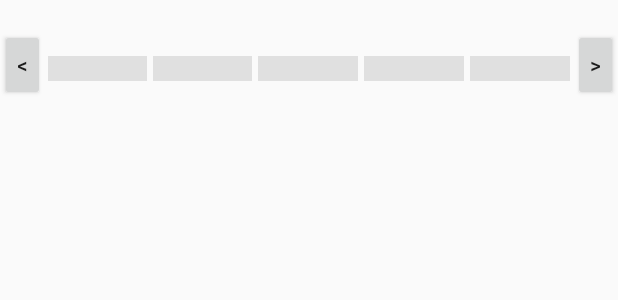
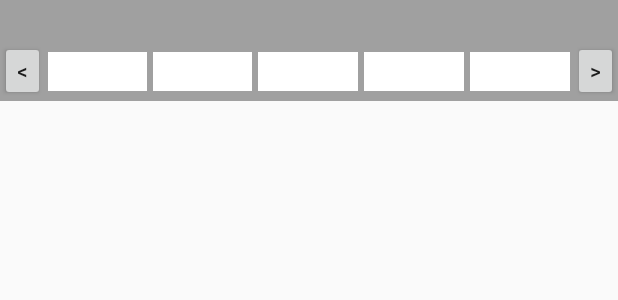
Before and after one commit to terry-hjj/Aime, an Android app: the layout candidate.xml on its own in the app's theme, with its tools: preview values and no code run, on a phone screen of 412 x 824 dp. Shown: the top 300 px of the screen. Run offline under Robolectric (Android 15) with nearby library versions, the phone set to English and light mode, and no system bars.

Commit message:
修改: 当暂时输入为空时，隐藏候选view

```diff
--- a/app/src/main/java/com/example/android/aime/Aime.java
+++ b/app/src/main/java/com/example/android/aime/Aime.java
@@ -107,7 +107,7 @@ public class Aime extends InputMethodService implements KeyboardView.OnKeyboardA
                 break;
             case -5: // DEL
                 // 若暂时输入区内还有内容, 则将其中最后一个字符删去
-                if(input_text.length() > 0){
+                if(input_text.length() > 1){ // 删去一个字符后,仍有内容
                     input_text = input_text.substring(0, input_text.length() - 1);
                     String low_input_text = input_text.toLowerCase(); // 转成小写, 再重新查询词库
                     Cursor cursor;
@@ -134,7 +134,12 @@ public class Aime extends InputMethodService implements KeyboardView.OnKeyboardA
                     mCandView.input_text.setText(input_text);
                     mCandView.setSuggestion(suggestionList);
                     setCandidatesViewShown(true);
-                }else {
+                }else if(input_text.length() == 1) { // 删去一个字符后, 暂时输入内容为空, 隐藏候选视图
+                    input_text = "";
+                    suggestionList.clear();
+                    mCandView.input_text.setText(input_text);
+                    setCandidatesViewShown(false);
+                } else {
                     ic.deleteSurroundingText(1, 0); // 暂时输入内容为空, 则直接删除屏幕上的一个字符
                 }
                 break;
--- a/app/src/main/res/layout/candidate.xml
+++ b/app/src/main/res/layout/candidate.xml
@@ -2,13 +2,15 @@
 <LinearLayout xmlns:android="http://schemas.android.com/apk/res/android"
     android:orientation="vertical"
     android:layout_width="match_parent"
-    android:layout_height="wrap_content">
+    android:layout_height="wrap_content"
+    android:background="#a0a0a0">
 
     <TextView
         android:id="@+id/input_text"
         android:layout_width="wrap_content"
         android:layout_height="wrap_content"
-        android:background="#d0d0d0"/>
+        android:background="#ffffff"
+        android:textSize="20sp"/>
 
     <LinearLayout
         android:orientation="horizontal"
@@ -18,58 +20,73 @@
         <Button
             android:id="@+id/bt_left"
             android:layout_width="30dp"
-            android:layout_height="wrap_content"
+            android:layout_height="40dp"
             android:text="&lt;"/>
 
         <TextView
             android:id="@+id/tv0"
             android:layout_width="0dp"
-            android:layout_height="wrap_content"
+            android:layout_height="26dp"
             android:layout_weight="0.25"
+            android:gravity="center"
             android:textSize="12sp"
-            android:background="#e0e0e0"
-            android:layout_margin="2sp"/>
+            android:maxLines="1"
+            android:background="#ffffff"
+            android:layout_marginLeft="2sp"
+            android:layout_marginRight="2sp"/>
 
         <TextView
             android:id="@+id/tv1"
             android:layout_width="0dp"
-            android:layout_height="wrap_content"
+            android:layout_height="26dp"
             android:layout_weight="0.25"
+            android:gravity="center"
             android:textSize="12sp"
-            android:background="#e0e0e0"
-            android:layout_margin="2sp"/>
+            android:maxLines="1"
+            android:background="#ffffff"
+            android:layout_marginLeft="2sp"
+            android:layout_marginRight="2sp"/>
 
         <TextView
             android:id="@+id/tv2"
             android:layout_width="0dp"
-            android:layout_height="wrap_content"
+            android:layout_height="26dp"
             android:layout_weight="0.25"
+            android:gravity="center"
             android:textSize="12sp"
-            android:background="#e0e0e0"
-            android:layout_margin="2sp"/>
+            android:maxLines="1"
+            android:background="#ffffff"
+            android:layout_marginLeft="2sp"
+            android:layout_marginRight="2sp"/>
 
         <TextView
             android:id="@+id/tv3"
             android:layout_width="0dp"
-            android:layout_height="wrap_content"
+            android:layout_height="26dp"
             android:layout_weight="0.25"
+            android:gravity="center"
             android:textSize="12sp"
-            android:background="#e0e0e0"
-            android:layout_margin="2sp"/>
+            android:maxLines="1"
+            android:background="#ffffff"
+            android:layout_marginLeft="2sp"
+            android:layout_marginRight="2sp"/>
 
         <TextView
             android:id="@+id/tv4"
             android:layout_width="0dp"
-            android:layout_height="wrap_content"
+            android:layout_height="26dp"
             android:layout_weight="0.25"
+            android:gravity="center"
             android:textSize="12sp"
-            android:background="#e0e0e0"
-            android:layout_margin="2sp"/>
+            android:maxLines="1"
+            android:background="#ffffff"
+            android:layout_marginLeft="2sp"
+            android:layout_marginRight="2sp"/>
 
         <Button
             android:id="@+id/bt_right"
             android:layout_width="30dp"
-            android:layout_height="wrap_content"
+            android:layout_height="40dp"
             android:text="&gt;"/>
     </LinearLayout>
 </LinearLayout>
--- a/app/src/main/res/xml/qwerty.xml
+++ b/app/src/main/res/xml/qwerty.xml
@@ -33,7 +33,7 @@
     </Row>
 
     <Row>
-        <Key android:codes="-1" android:keyLabel="[Shift]"
+        <Key android:codes="-1" android:keyLabel="Shift"
             android:keyWidth="15%p" android:isModifier="true"
             android:isSticky="true" android:keyEdgeFlags="left"/>
         <Key android:codes="122" android:keyLabel="z"/>
@@ -43,7 +43,7 @@
         <Key android:codes="98" android:keyLabel="b"/>
         <Key android:codes="110" android:keyLabel="n"/>
         <Key android:codes="109" android:keyLabel="m"/>
-        <Key android:codes="-5" android:keyLabel="[Del]"
+        <Key android:codes="-5" android:keyLabel="Del"
             android:keyWidth="15%p" android:keyEdgeFlags="right"
             android:isRepeatable="true"/>
     </Row>
@@ -51,18 +51,18 @@
     <Row android:rowEdgeFlags="bottom">
         <Key android:codes="-126" android:keyLabel="[中]" android:isModifier="true" android:isSticky="true"
             android:keyWidth="15%p" android:keyEdgeFlags="left"/>
-        <Key android:codes="-123" android:keyLabel="[123]" android:keyWidth="10%p"/>
+        <Key android:codes="-123" android:keyLabel="123" android:keyWidth="10%p"/>
         <!--
             android:codes: -101 is not a framework-defined key code but a key code that is
             privately defined in com.example.android.softkeyboard.LatinKeyboardView.
         -->
-        <Key android:codes="-101" android:keyLabel="[(#)]"
+        <Key android:codes="-101" android:keyLabel="(#)"
             android:keyWidth="10%p"/>
-        <Key android:codes="32" android:keyLabel="[Space]"
+        <Key android:codes="32" android:keyLabel="Space"
             android:keyWidth="30%p" android:isRepeatable="true"/>
-        <Key android:codes="-124" android:keyLabel="[.,*]"
+        <Key android:codes="-124" android:keyLabel=".*"
             android:keyWidth="15%p"/>
-        <Key android:codes="10" android:keyLabel="[Enter]"
+        <Key android:codes="10" android:keyLabel="Enter"
             android:keyWidth="20%p" android:keyEdgeFlags="right"/>
     </Row>
 </Keyboard>
```
